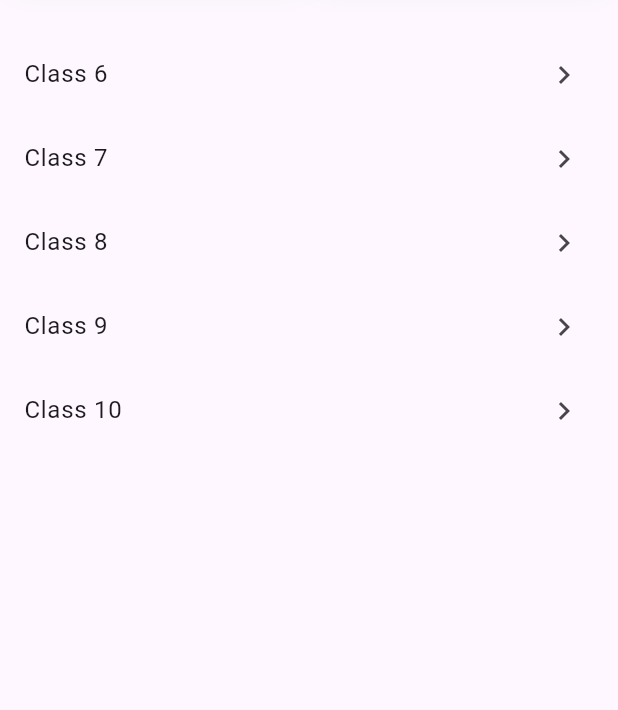
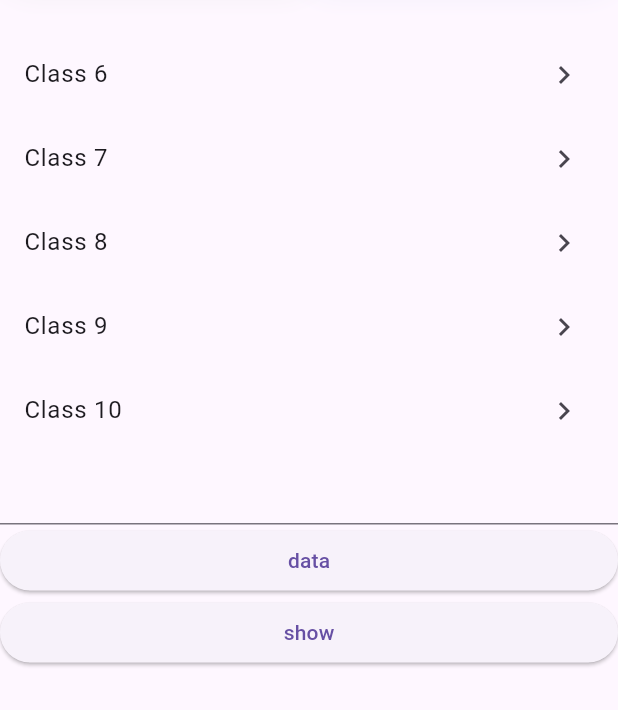
Before and after one commit to aakashs021/Sanskrit-App, a Flutter app: the screen it shows after launch, on a phone screen of 412 x 824 dp, the part 526-1236 px from its top. Run offline on Flutter 3.47's test engine with Material 3 defaults, Android fonts, the light colour scheme and no system bars; our stand-ins replace get.

Commit message:
trial changes

```diff
--- a/sanskrit_app/lib/main.dart
+++ b/sanskrit_app/lib/main.dart
@@ -1,6 +1,5 @@
 import 'package:flutter/material.dart';
 import 'package:get/route_manager.dart';
-import 'package:sanskrit_app/screens/home_page/home.dart';
 import 'package:sanskrit_app/screens/splash_page/splash.dart';
 
 void main(List<String> args) {
--- a/sanskrit_app/lib/screens/home_page/home.dart
+++ b/sanskrit_app/lib/screens/home_page/home.dart
@@ -1,14 +1,26 @@
+import 'dart:convert';
+
 import 'package:flutter/material.dart';
 import 'package:get/route_manager.dart';
+import 'package:http/http.dart' as http;
 import 'package:sanskrit_app/screens/home_page/home_page_channel.dart';
 import 'package:sanskrit_app/screens/second_page/second_page.dart';
-import 'package:url_launcher/url_launcher.dart';
 
 const url1 = "https://chat.whatsapp.com/FPdvkOCA9JhDcYR9cfzNvH";
 const url2 = "https://ig.me/j/AbYlpwxdBHkzjweC/";
 
-class HomePage extends StatelessWidget {
-  const HomePage({super.key});
+const porturl = "https://gsdpcr3h-3000.inc1.devtunnels.ms/";
+
+class HomePage extends StatefulWidget {
+  HomePage({super.key});
+
+  @override
+  State<HomePage> createState() => _HomePageState();
+}
+
+class _HomePageState extends State<HomePage> {
+  TextEditingController cont = TextEditingController();
+  String ddd = '';
 
   @override
   Widget build(BuildContext context) {
@@ -29,7 +41,7 @@ class HomePage extends StatelessWidget {
             itemBuilder: (context, index) {
               return GestureDetector(
                 onTap: () {
-                  Get.to(()=> SecondPage());
+                  Get.to(() => SecondPage());
                 },
                 child: ListTile(
                   trailing: Icon(Icons.chevron_right_sharp),
@@ -37,7 +49,33 @@ class HomePage extends StatelessWidget {
                 ),
               );
             },
-          )
+          ),
+          TextField(
+            controller: cont,
+          ),
+          ElevatedButton(
+              onPressed: () async {
+                try {
+                  final res = await http.get(Uri.parse('${porturl}get'));
+                  var a = jsonDecode(res.body);
+                  print(a);
+                } catch (e) {
+                  print(e);
+                }
+              },
+              child: Text('data')),
+          ElevatedButton(
+              onPressed: () async {
+                final res = await http.post(Uri.parse('${porturl}post'),
+                    headers: {"Content-Type": "application/json"},
+                    body: jsonEncode(["newstring"]));
+                if (res.statusCode == 200) {
+                  var na = jsonDecode(res.body);
+                  print(na);
+                }
+              },
+              child: Text('show')),
+          Text(ddd)
         ],
       )),
     );
--- a/sanskrit_app/lib/screens/second_page/second_page.dart
+++ b/sanskrit_app/lib/screens/second_page/second_page.dart
@@ -43,8 +43,9 @@ bottompagerise(BuildContext context, double height) {
       return Container(
         decoration: const BoxDecoration(
             color: Colors.red,
-            borderRadius: BorderRadius.horizontal(
-                left: Radius.circular(20), right: Radius.circular(20))),
+            borderRadius: BorderRadius.vertical(top: Radius.circular(20)
+                // left: Radius.circular(20), right: Radius.circular(20)
+                )),
         height: height * 0.3,
         child: Table(
           children: const [
--- a/sanskrit_app/pubspec.yaml
+++ b/sanskrit_app/pubspec.yaml
@@ -37,7 +37,8 @@ dependencies:
   cupertino_icons: ^1.0.6
   get: ^4.6.6
   url_launcher: ^6.3.0
-  animated_splash_screen: ^1.3.0
+  # path_provider: ^2.1.3
+  http: ^1.2.2
 
 dev_dependencies:
   flutter_test:
```
Also changed, not shown: sanskrit_app/lib/screens/home_page/path.dart (added, +43 -0 lines), sanskrit_app/lib/screens/home_page/weightage_addpage.dart (added, +10 -0 lines), sanskrit_app/firebase.json (added), sanskrit_app/pubspec.lock, 3 other files.
